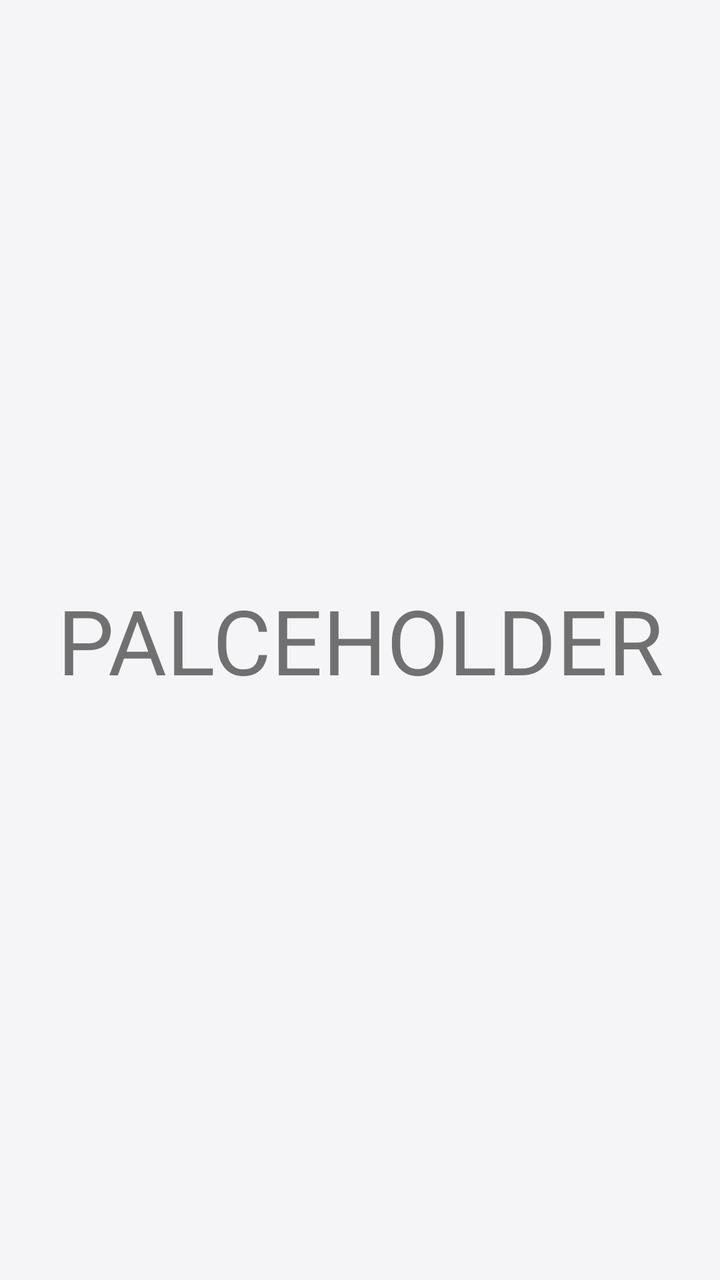
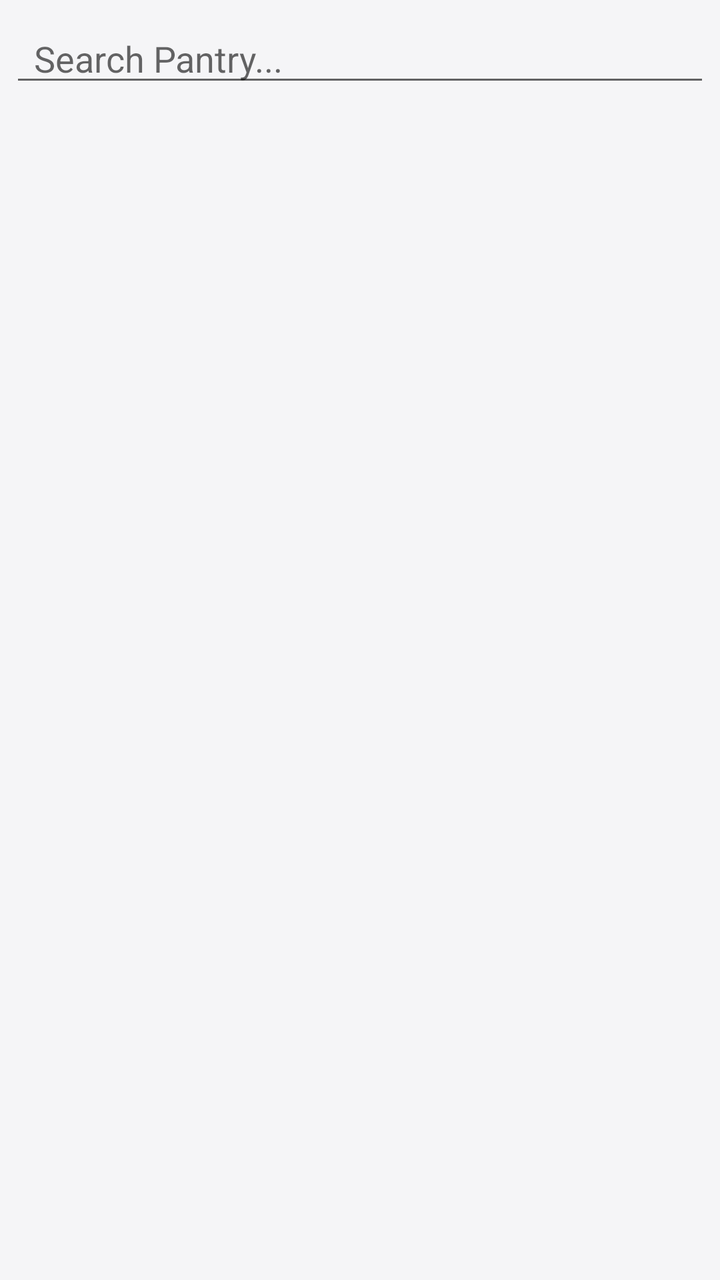

Before-and-after screenshots of an Android layout around one commit, followed by the original layout XML and the change that was made.
<!-- AndroidManifest.xml: application theme Theme.SmartPantryManager -->
<!-- res/layout/fragment_pantry_list.xml -->
<?xml version="1.0" encoding="utf-8"?>
<androidx.constraintlayout.widget.ConstraintLayout xmlns:android="http://schemas.android.com/apk/res/android"
    android:layout_width="match_parent"
    android:layout_height="match_parent">

    <com.google.android.material.textview.MaterialTextView
        android:layout_width="match_parent"
        android:layout_height="match_parent"
        android:textSize="45sp"
        android:gravity="center"
        android:text="PALCEHOLDER"/>

</androidx.constraintlayout.widget.ConstraintLayout>
<!-- resources referenced by this layout -->
<resources>
  <style name="Theme.SmartPantryManager" parent="Theme.MaterialComponents.DayNight.DarkActionBar">
          
          <item name="colorPrimary">@color/accent_blue</item>
          <item name="colorPrimaryVariant">@color/accent_blue_dark</item>
          <item name="colorOnPrimary">@color/white</item>
  
          
          <item name="colorSecondary">@color/accent_teal</item>
          <item name="colorOnSecondary">@color/black</item>
  
          
          <item name="android:windowBackground">@color/gray_light</item>
          <item name="colorSurface">@color/gray_surface</item>
  
          
          <item name="android:statusBarColor">?attr/colorPrimaryVariant</item>
      </style>
  <color name="accent_blue">#007AFF</color>
  <color name="accent_blue_dark">#0A58CA</color>
  <color name="white">#FFFFFFFF</color>
  <color name="accent_teal">#30B0C7</color>
  <color name="black">#FF000000</color>
  <color name="gray_light">#F5F5F7</color>
  <color name="gray_surface">#FFFFFF</color>
</resources>

<!-- the commit's change to res/layout/fragment_pantry_list.xml (unified diff, before → after) -->
@@ -1,13 +1,43 @@
 <?xml version="1.0" encoding="utf-8"?>
 <androidx.constraintlayout.widget.ConstraintLayout xmlns:android="http://schemas.android.com/apk/res/android"
+    xmlns:app="http://schemas.android.com/apk/res-auto"
     android:layout_width="match_parent"
-    android:layout_height="match_parent">
+    android:layout_height="match_parent"
+    android:padding="5dp">
 
-    <com.google.android.material.textview.MaterialTextView
-        android:layout_width="match_parent"
-        android:layout_height="match_parent"
-        android:textSize="45sp"
-        android:gravity="center"
-        android:text="PALCEHOLDER"/>
+    <EditText
+        android:id="@+id/edit_text_search"
+        android:layout_width="0dp"
+        android:layout_height="wrap_content"
+        android:hint="@string/fragment_pantry_list_search"
+        android:inputType="text"
+        android:paddingHorizontal="12dp"
+        android:paddingTop="12dp"
+        android:autofillHints="name"
+        app:layout_constraintEnd_toEndOf="parent"
+        app:layout_constraintStart_toStartOf="parent"
+        app:layout_constraintTop_toTopOf="parent" />
+
+    <androidx.recyclerview.widget.RecyclerView
+        android:id="@+id/recycler_view_shelf"
+        android:layout_width="0dp"
+        android:layout_height="0dp"
+        android:layout_marginTop="8dp"
+        app:layout_constraintBottom_toBottomOf="parent"
+        app:layout_constraintEnd_toEndOf="parent"
+        app:layout_constraintStart_toStartOf="parent"
+        app:layout_constraintTop_toBottomOf="@id/edit_text_search" />
+
+    <TextView
+        android:id="@+id/text_empty_view"
+        android:layout_width="wrap_content"
+        android:layout_height="wrap_content"
+        android:text="@string/fragment_pantry_list_empty_list"
+        android:textSize="16sp"
+        android:visibility="gone"
+        app:layout_constraintBottom_toBottomOf="parent"
+        app:layout_constraintEnd_toEndOf="parent"
+        app:layout_constraintStart_toStartOf="parent"
+        app:layout_constraintTop_toTopOf="parent" />
 
 </androidx.constraintlayout.widget.ConstraintLayout>
<!-- resource entries referenced after the edit -->
@@ -1,5 +1,7 @@
 <!-- resources referenced by this layout -->
 <resources>
+  <string name="fragment_pantry_list_empty_list">No ingredients in pantry yet</string>
+  <string name="fragment_pantry_list_search">Search Pantry...</string>
   <style name="Theme.SmartPantryManager" parent="Theme.MaterialComponents.DayNight.DarkActionBar">
           
           <item name="colorPrimary">@color/accent_blue</item>
